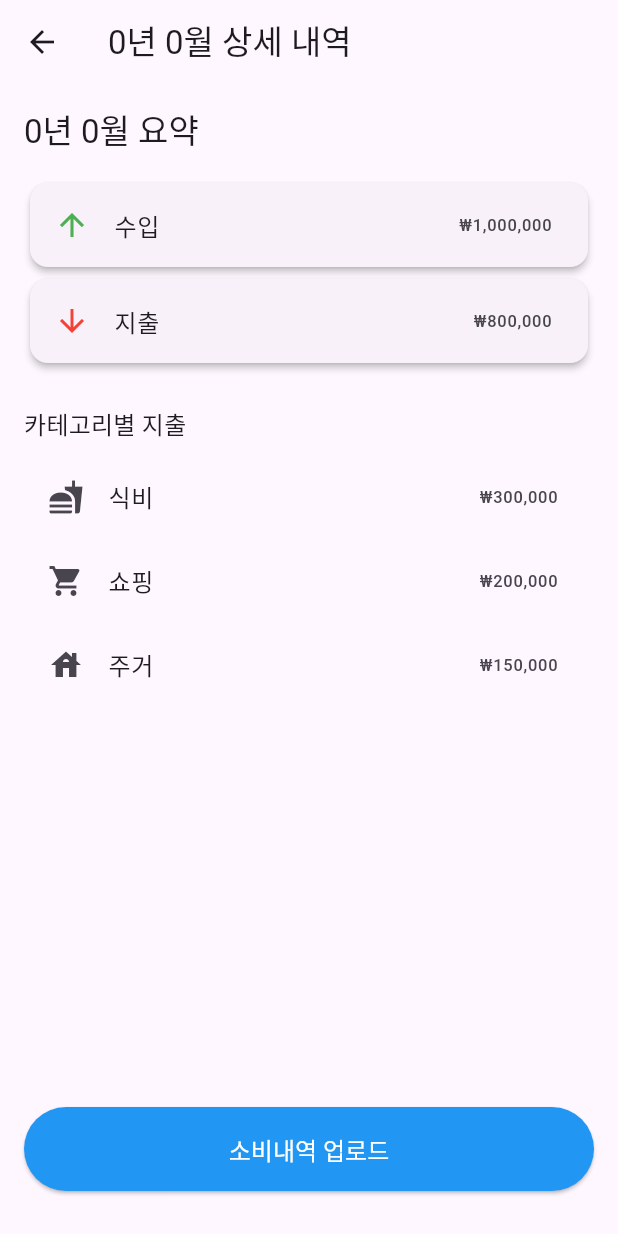
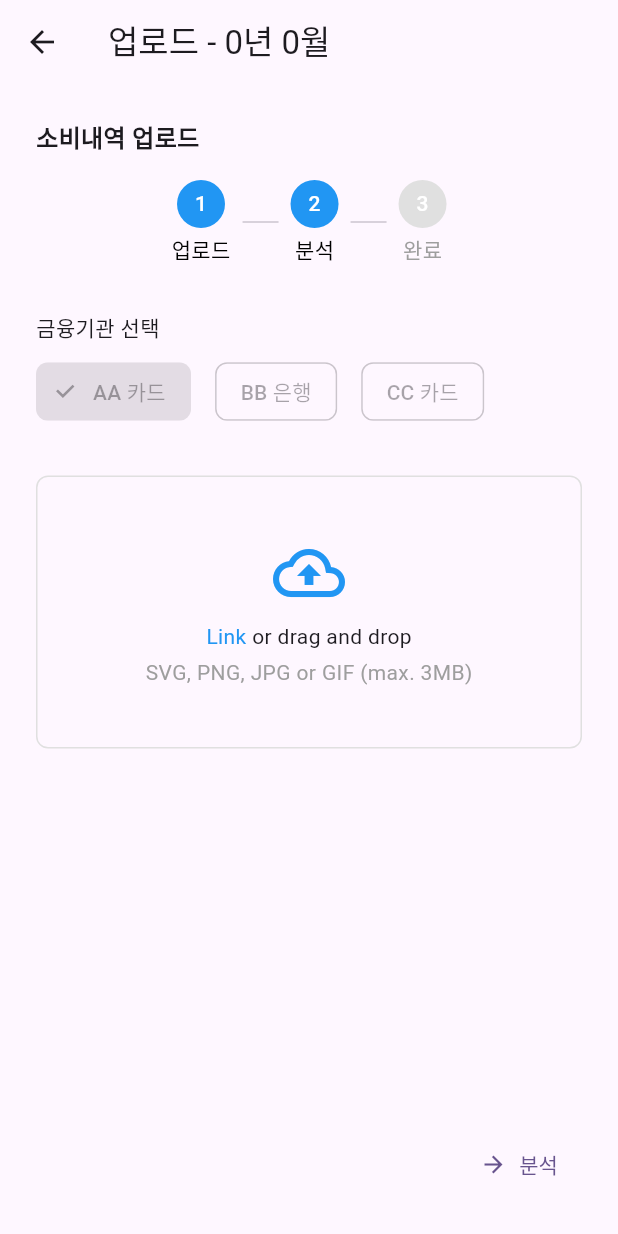
Before and after one commit to jaystar13/spent-box, a Flutter app: the MonthlyDetailPage screen opened directly with empty values, after a tap on "소비내역 업로드", on a phone screen of 412 x 824 dp. Run offline on Flutter 3.47's test engine with Material 3 defaults, Android fonts, the phone set to English and light mode, and no system bars.

Commit message:
feat: 업로드화면 구성

```diff
--- a/frontend/lib/main.dart
+++ b/frontend/lib/main.dart
@@ -1,5 +1,5 @@
 import 'package:flutter/material.dart';
-import 'package:frontend/pages/monthly_detail_dage.dart';
+import 'package:frontend/pages/monthly_detail_page.dart';
 
 void main() {
   runApp(const MyApp());
--- /dev/null
+++ b/frontend/lib/pages/expense_upload_page.dart
@@ -0,0 +1,143 @@
+import 'package:flutter/material.dart';
+
+class ExpenseUploadPage extends StatefulWidget {
+  final int year;
+  final int month;
+
+  const ExpenseUploadPage({super.key, required this.year, required this.month});
+
+  @override
+  State<ExpenseUploadPage> createState() => _ExpenseUploadPageState();
+}
+
+class _ExpenseUploadPageState extends State<ExpenseUploadPage> {
+  @override
+  Widget build(BuildContext context) {
+    String selectedBank = 'AA 카드';
+
+    return Scaffold(
+      appBar: AppBar(title: Text('업로드 - ${widget.year}년 ${widget.month}월')),
+      body: Padding(
+        padding: const EdgeInsets.all(24.0),
+        child: Column(
+          crossAxisAlignment: CrossAxisAlignment.start,
+          children: [
+            Text(
+              '소비내역 업로드',
+              style: TextStyle(fontSize: 16, fontWeight: FontWeight.bold),
+            ),
+            const SizedBox(height: 16),
+
+            // 단계 표시
+            Row(
+              mainAxisAlignment: MainAxisAlignment.center,
+              children: [
+                _buildStepCircle(context, "1", "업로드", true),
+                _buildLine(),
+                _buildStepCircle(context, "2", "분석", true),
+                _buildLine(),
+                _buildStepCircle(context, "3", "완료", false),
+              ],
+            ),
+            const SizedBox(height: 32),
+
+            Text('금융기관 선택'),
+            const SizedBox(height: 8),
+            Wrap(
+              spacing: 16,
+              children: [
+                ChoiceChip(label: Text("AA 카드"), selected: true),
+                ChoiceChip(label: Text("BB 은행"), selected: false),
+                ChoiceChip(label: Text("CC 카드"), selected: false),
+              ],
+            ),
+            const SizedBox(height: 32),
+
+            // 파일 업로드 박스
+            Container(
+              width: double.infinity,
+              padding: const EdgeInsets.symmetric(vertical: 40),
+              decoration: BoxDecoration(
+                border: Border.all(color: Colors.grey.shade300),
+                borderRadius: BorderRadius.circular(8),
+              ),
+              child: Column(
+                mainAxisAlignment: MainAxisAlignment.center,
+                children: const [
+                  Icon(
+                    Icons.cloud_upload_outlined,
+                    size: 48,
+                    color: Colors.blue,
+                  ),
+                  SizedBox(height: 8),
+                  Text.rich(
+                    TextSpan(
+                      children: [
+                        TextSpan(
+                          text: 'Link',
+                          style: TextStyle(color: Colors.blue),
+                        ),
+                        TextSpan(text: ' or drag and drop'),
+                      ],
+                    ),
+                  ),
+                  SizedBox(height: 4),
+                  Text(
+                    'SVG, PNG, JPG or GIF (max. 3MB)',
+                    style: TextStyle(color: Colors.grey),
+                  ),
+                ],
+              ),
+            ),
+
+            const Spacer(),
+
+            // 하단 버튼
+            Row(
+              children: [
+                const Spacer(),
+                TextButton.icon(
+                  onPressed: () {},
+                  icon: const Icon(Icons.arrow_forward),
+                  label: const Text('분석'),
+                ),
+              ],
+            ),
+          ],
+        ),
+      ),
+    );
+  }
+
+  Widget _buildStepCircle(
+    BuildContext context,
+    String step,
+    String label,
+    bool active,
+  ) {
+    return Column(
+      children: [
+        CircleAvatar(
+          radius: 16,
+          backgroundColor: active ? Colors.blue : Colors.grey.shade300,
+          child: Text(
+            step,
+            style: const TextStyle(color: Colors.white, fontSize: 14),
+          ),
+        ),
+        const SizedBox(height: 4),
+        Text(
+          label,
+          style: TextStyle(color: active ? Colors.black : Colors.grey),
+        ),
+      ],
+    );
+  }
+
+  Widget _buildLine() {
+    return const Padding(
+      padding: EdgeInsets.symmetric(horizontal: 8),
+      child: SizedBox(width: 24, child: Divider(thickness: 1)),
+    );
+  }
+}
--- a/frontend/lib/pages/monthly_detail_dage.dart
+++ /dev/null
@@ -1,84 +0,0 @@
-import 'package:flutter/material.dart';
-
-class MonthlyDetailPage extends StatelessWidget {
-  final int year;
-  final int month;
-
-  const MonthlyDetailPage({super.key, required this.year, required this.month});
-
-  @override
-  Widget build(BuildContext context) {
-    return Scaffold(
-      appBar: AppBar(title: Text('$year년 $month월 상세 내역')),
-      body: Padding(
-        padding: const EdgeInsets.all(16.0),
-        child: Column(
-          crossAxisAlignment: CrossAxisAlignment.start,
-          children: [
-            Text(
-              '$year년 $month월 요약',
-              style: Theme.of(context).textTheme.titleLarge,
-            ),
-            SizedBox(height: 16),
-            Card(
-              elevation: 2,
-              child: ListTile(
-                leading: Icon(Icons.arrow_upward, color: Colors.green),
-                title: Text('수입'),
-                trailing: Text('₩1,000,000'),
-              ),
-            ),
-            Card(
-              elevation: 2,
-              child: ListTile(
-                leading: Icon(Icons.arrow_downward, color: Colors.red),
-                title: Text('지출'),
-                trailing: Text('₩800,000'),
-              ),
-            ),
-            SizedBox(height: 24),
-            Text('카테고리별 지출', style: Theme.of(context).textTheme.titleMedium),
-            SizedBox(height: 8),
-            Expanded(
-              child: ListView(
-                children: [
-                  ListTile(
-                    leading: Icon(Icons.fastfood),
-                    title: Text('식비'),
-                    trailing: Text('₩300,000'),
-                  ),
-                  ListTile(
-                    leading: Icon(Icons.shopping_cart),
-                    title: Text('쇼핑'),
-                    trailing: Text('₩200,000'),
-                  ),
-                  ListTile(
-                    leading: Icon(Icons.house),
-                    title: Text('주거'),
-                    trailing: Text('₩150,000'),
-                  ),
-                ],
-              ),
-            ),
-          ],
-        ),
-      ),
-      bottomNavigationBar: Padding(
-        padding: const EdgeInsets.fromLTRB(16, 8, 16, 30),
-        child: ElevatedButton(
-          onPressed: () {
-            // 업로드 화면 이동 or 파일 선택 로직
-            print('소비내역 업로드 버튼 눌림');
-          },
-          style: ElevatedButton.styleFrom(
-            backgroundColor: Colors.blue, // 배경 파란색
-            foregroundColor: Colors.white, // 글자 흰색
-            padding: const EdgeInsets.symmetric(vertical: 16),
-            textStyle: const TextStyle(fontSize: 16),
-          ),
-          child: const Text('소비내역 업로드'),
-        ),
-      ),
-    );
-  }
-}
--- /dev/null
+++ b/frontend/lib/pages/monthly_detail_page.dart
@@ -0,0 +1,135 @@
+import 'package:flutter/material.dart';
+import 'package:frontend/pages/expense_upload_page.dart';
+
+class MonthlyDetailPage extends StatefulWidget {
+  final int year;
+  final int month;
+
+  const MonthlyDetailPage({super.key, required this.year, required this.month});
+
+  @override
+  State<MonthlyDetailPage> createState() => _MonthlyDetailPageState();
+}
+
+class _MonthlyDetailPageState extends State<MonthlyDetailPage> {
+  @override
+  Widget build(BuildContext context) {
+    return Scaffold(
+      appBar: AppBar(title: Text('${widget.year}년 ${widget.month}월 상세 내역')),
+      body: SingleChildScrollView(
+        padding: const EdgeInsets.all(16.0),
+        child: Column(
+          crossAxisAlignment: CrossAxisAlignment.start,
+          children: [
+            Text(
+              '${widget.year}년 ${widget.month}월 요약',
+              style: Theme.of(context).textTheme.titleLarge,
+            ),
+            const SizedBox(height: 16),
+            Card(
+              elevation: 2,
+              child: ListTile(
+                leading: const Icon(Icons.arrow_upward, color: Colors.green),
+                title: const Text('수입'),
+                trailing: const Text('₩1,000,000'),
+              ),
+            ),
+            Card(
+              elevation: 2,
+              child: ListTile(
+                leading: const Icon(Icons.arrow_downward, color: Colors.red),
+                title: const Text('지출'),
+                trailing: const Text('₩800,000'),
+              ),
+            ),
+            const SizedBox(height: 24),
+
+            // ✅ 카테고리별 지출 (접기/펼치기)
+            ExpansionTile(
+              initiallyExpanded: true,
+              tilePadding: EdgeInsets.zero,
+              childrenPadding: EdgeInsets.zero,
+              shape: Border.fromBorderSide(BorderSide.none),
+              collapsedShape: Border.fromBorderSide(BorderSide.none),
+              title: Text(
+                '카테고리별 지출',
+                style: Theme.of(context).textTheme.titleMedium,
+              ),
+              children: const [
+                ListTile(
+                  leading: Icon(Icons.fastfood_outlined),
+                  title: Text('식비'),
+                  trailing: Text('₩300,000'),
+                ),
+                ListTile(
+                  leading: Icon(Icons.shopping_cart_outlined),
+                  title: Text('쇼핑'),
+                  trailing: Text('₩200,000'),
+                ),
+                ListTile(
+                  leading: Icon(Icons.house_outlined),
+                  title: Text('주거'),
+                  trailing: Text('₩150,000'),
+                ),
+              ],
+            ),
+
+            const SizedBox(height: 16),
+
+            // ✅ 결제수단별 지출 (접기/펼치기)
+            ExpansionTile(
+              initiallyExpanded: true,
+              tilePadding: EdgeInsets.zero,
+              childrenPadding: EdgeInsets.zero,
+              shape: Border.fromBorderSide(BorderSide.none),
+              collapsedShape: Border.fromBorderSide(BorderSide.none),
+              title: Text(
+                '결제수단별 지출',
+                style: Theme.of(context).textTheme.titleMedium,
+              ),
+              children: const [
+                ListTile(
+                  leading: Icon(Icons.credit_card_outlined),
+                  title: Text('하나카드'),
+                  trailing: Text('₩300,000'),
+                ),
+                ListTile(
+                  leading: Icon(Icons.credit_card_outlined),
+                  title: Text('현대카드'),
+                  trailing: Text('₩200,000'),
+                ),
+                ListTile(
+                  leading: Icon(Icons.credit_card_outlined),
+                  title: Text('KB카드'),
+                  trailing: Text('₩150,000'),
+                ),
+              ],
+            ),
+          ],
+        ),
+      ),
+      bottomNavigationBar: Padding(
+        padding: const EdgeInsets.fromLTRB(16, 8, 16, 30),
+        child: ElevatedButton(
+          onPressed: () {
+            print('소비내역 업로드 버튼 눌림');
+            Navigator.push(
+              context,
+              MaterialPageRoute(
+                builder: (_) =>
+                    ExpenseUploadPage(year: widget.year, month: widget.month),
+              ),
+            );
+          },
+          style: ElevatedButton.styleFrom(
+            backgroundColor: Colors.blue,
+            foregroundColor: Colors.white,
+            padding: const EdgeInsets.symmetric(vertical: 16),
+            textStyle: const TextStyle(fontSize: 16),
+          ),
+          child: const Text('소비내역 업로드'),
+        ),
+      ),
+    );
+  }
+}
```
